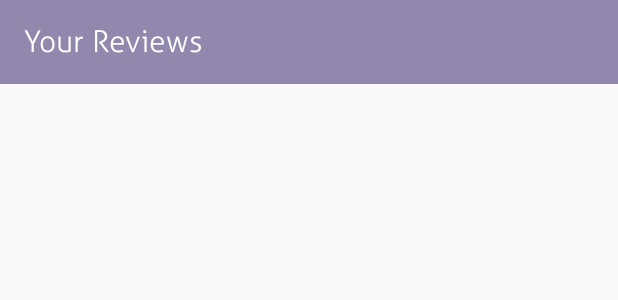
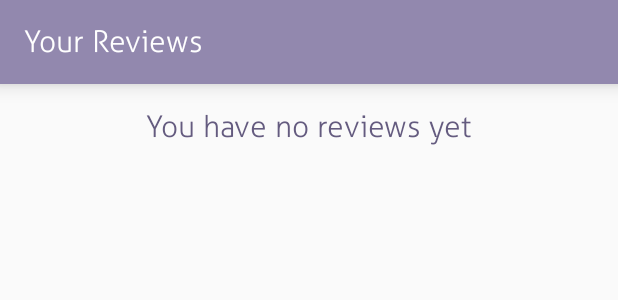
Before and after one commit to AndreHaueisen/NewPersonalApp, an Android app: the layout activity_personal_reviews.xml on its own in the app's theme, with its tools: preview values and no code run, on a phone screen of 412 x 824 dp. Shown: the top 300 px of the screen. Run offline under Robolectric (Android 15) with nearby library versions, the light colour scheme and no system bars.

Commit message:
first final version for udacity review fix: login for first time bug removed: TODOS

```diff
--- a/app/src/main/java/com/andrehaueisen/fitx/PersonalApplication.java
+++ b/app/src/main/java/com/andrehaueisen/fitx/PersonalApplication.java
@@ -6,7 +6,6 @@ import com.google.firebase.database.Logger;
 /**
  * Created by andre on 12/6/2016.
  */
-//TODO uncoment this class and update manifest when multidex is no longer needed
 public class PersonalApplication extends android.app.Application {
 
     @Override
@@ -16,9 +15,4 @@ public class PersonalApplication extends android.app.Application {
         FirebaseDatabase.getInstance().setLogLevel(Logger.Level.DEBUG);
     }
 
-   /* @Override
-    protected void attachBaseContext(Context base) {
-        super.attachBaseContext(this);
-        MultiDex.install(this);
-    } */
 }
--- a/app/src/main/java/com/andrehaueisen/fitx/client/ConfirmedClientClassesFragment.java
+++ b/app/src/main/java/com/andrehaueisen/fitx/client/ConfirmedClientClassesFragment.java
@@ -120,7 +120,6 @@ public class ConfirmedClientClassesFragment extends Fragment implements ClientCl
 
             if (clientFitClass != null) {
                 if (Utils.isClassOnThePast(clientFitClass)) {
-                    //TODO do some work on badges
                     createClassReceipt(clientFitClass);
 
                 } else {
--- a/app/src/main/java/com/andrehaueisen/fitx/client/ToBeConfirmedClientClassesFragment.java
+++ b/app/src/main/java/com/andrehaueisen/fitx/client/ToBeConfirmedClientClassesFragment.java
@@ -124,7 +124,7 @@ public class ToBeConfirmedClientClassesFragment extends Fragment implements Clie
 
             if(clientFitClass != null) {
                 if (Utils.isClassOnThePast(clientFitClass)) {
-                    //TODO do some work on badges
+
                     createClassReceipt(clientFitClass);
 
                 } else {
--- a/app/src/main/java/com/andrehaueisen/fitx/client/drawer/ClientProfileActivity.java
+++ b/app/src/main/java/com/andrehaueisen/fitx/client/drawer/ClientProfileActivity.java
@@ -137,7 +137,6 @@ public class ClientProfileActivity extends AppCompatActivity implements GoogleAp
                         startActivity(mapIntent);
 
                     } else {
-                        //TODO review hard string
                         Utils.generateInfoToast(ClientProfileActivity.this, getString(R.string.no_map_app_detected)).show();
                     }
                 }
--- a/app/src/main/java/com/andrehaueisen/fitx/client/firebase/FirebaseFilter.java
+++ b/app/src/main/java/com/andrehaueisen/fitx/client/firebase/FirebaseFilter.java
@@ -135,7 +135,6 @@ public class FirebaseFilter {
         });
     }
 
-    //TODO REFACTOR DATABASE
     public void filterBySpecialty(final String mainObjective, final ArrayList<String> placeFilteredPersonalKeys){
 
         final DatabaseReference database = FirebaseDatabase.getInstance().getReference();
--- a/app/src/main/java/com/andrehaueisen/fitx/client/search/PersonalSearchFragment.kt
+++ b/app/src/main/java/com/andrehaueisen/fitx/client/search/PersonalSearchFragment.kt
@@ -369,7 +369,6 @@ class PersonalSearchFragment : Fragment(), FirebaseProfileImageCatcher.FirebaseO
         Collections.sort(mUnitedEndTimeCodesForSpecificDay)
     }
 
-    //TODO make multiple results possible
     private fun filterResults(query: String, dataSnapshot: DataSnapshot): PersonalTrainer? {
 
         val personals = dataSnapshot.children.map { it.getValue(PersonalTrainer::class.java) }
--- a/app/src/main/java/com/andrehaueisen/fitx/models/Client.java
+++ b/app/src/main/java/com/andrehaueisen/fitx/models/Client.java
@@ -6,8 +6,6 @@ import android.os.Parcelable;
 /**
  * Created by andre on 9/7/2016.
  */
-//TODO check about how to implement payment
-//TODO check about saving and retrieving user images
 public class Client implements Parcelable {
 
     private String mName;
--- a/app/src/main/java/com/andrehaueisen/fitx/models/PersonalTrainer.java
+++ b/app/src/main/java/com/andrehaueisen/fitx/models/PersonalTrainer.java
@@ -6,7 +6,6 @@ import android.os.Parcelable;
 /**
  * Created by andre on 9/7/2016.
  */
-//TODO see about payment
 public class PersonalTrainer implements Parcelable {
 
     private String mName;
--- a/app/src/main/java/com/andrehaueisen/fitx/personal/PersonalActivity.java
+++ b/app/src/main/java/com/andrehaueisen/fitx/personal/PersonalActivity.java
@@ -245,7 +245,6 @@ public class PersonalActivity extends AppCompatActivity {
             }
         });
 
-        //TODO review ActionBarDrawerToggle last 2 arguments
         mBarDrawerToggle = new ActionBarDrawerToggle(this, mDrawer, R.string.open_drawer, R.string.close_drawer);
         mDrawer.addDrawerListener(mBarDrawerToggle);
 
--- a/app/src/main/java/com/andrehaueisen/fitx/personal/ToBeConfirmedClassesFragment.java
+++ b/app/src/main/java/com/andrehaueisen/fitx/personal/ToBeConfirmedClassesFragment.java
@@ -117,14 +117,12 @@ public class ToBeConfirmedClassesFragment extends Fragment implements ChildEvent
         if (getActivity() != null && !personalFitClass.isConfirmed()) {
             mWaitingConfirmationPersonalFitClasses.add(personalFitClass);
             mImageCatcher.getClientProfilePicture(getActivity(), personalFitClass.getClientKey(), mWaitingConfirmationPersonalFitClasses.size() - 1);
-            //mAdapter.notifyItemInserted(mWaitingConfirmationPersonalFitClasses.size());
         }
     }
 
     @Override
     public void onChildChanged(DataSnapshot dataSnapshot, String s) {
 
-        //TODO check
         PersonalFitClass personalFitClass = dataSnapshot.getValue(PersonalFitClass.class);
 
         if (getActivity() != null && !personalFitClass.isConfirmed()) {
--- a/app/src/main/java/com/andrehaueisen/fitx/personal/adapters/AgendaAdapter.java
+++ b/app/src/main/java/com/andrehaueisen/fitx/personal/adapters/AgendaAdapter.java
@@ -117,18 +117,13 @@ public class AgendaAdapter extends RecyclerView.Adapter<AgendaAdapter.AgendaView
 
     private void configureBarColors(boolean hasConflict, RangeBar rangeBar, ImageView removeBarButton){
 
-        //TODO check if there is solution for pin disappearing
         Resources colorResources = mContext.getResources();
         if(hasConflict){
-         //   rangeBar.setPinColor(colorResources.getColor(R.color.red));
             rangeBar.setBarColor(colorResources.getColor(R.color.dark_red));
-           // rangeBar.setSelectorColor(colorResources.getColor(R.color.dark_red));
             rangeBar.setTickColor(colorResources.getColor(R.color.red));
 
         }else{
-         //   rangeBar.setPinColor(colorResources.getColor(R.color.colorAccent));
             rangeBar.setBarColor(colorResources.getColor(R.color.colorPrimaryDark));
-         //   rangeBar.setSelectorColor(colorResources.getColor(R.color.colorPrimary));
             rangeBar.setTickColor(colorResources.getColor(R.color.colorPrimary));
         }
     }
--- a/app/src/main/res/layout/activity_personal_reviews.xml
+++ b/app/src/main/res/layout/activity_personal_reviews.xml
@@ -12,19 +12,28 @@
 
         <android.support.v7.widget.Toolbar
             android:id="@+id/personal_reviews_toolbar"
+            android:layout_width="match_parent"
+            android:layout_height="wrap_content"
             android:background="@color/colorPrimary"
-            android:elevation="8dp"
-            android:layout_width="match_parent"
-            android:layout_height="wrap_content">
+            android:elevation="8dp">
 
             <com.andrehaueisen.fitx.utilities.CustomTextView
                 style="@android:style/TextAppearance.Material.Widget.Toolbar.Title"
                 android:layout_width="wrap_content"
                 android:layout_height="wrap_content"
-                android:textColor="@android:color/white"
-                android:text="@string/your_reviews"/>
+                android:text="@string/your_reviews"
+                android:textColor="@android:color/white"/>
 
         </android.support.v7.widget.Toolbar>
+
+        <com.andrehaueisen.fitx.utilities.CustomTextView
+            android:id="@+id/no_reviews_text_view"
+            android:layout_width="wrap_content"
+            android:layout_height="wrap_content"
+            android:layout_gravity="center"
+            android:layout_margin="16dp"
+            android:text="@string/no_reviews_yet"
+            android:textSize="20sp"/>
 
         <android.support.v7.widget.RecyclerView
             android:id="@+id/personal_reviews_recycler_view"
--- a/app/src/main/res/values/strings.xml
+++ b/app/src/main/res/values/strings.xml
@@ -211,9 +211,6 @@
     <string name="i_am_personal">I am a personal trainer</string>
     <string name="title_activity_register_client">RegisterClientActivity</string>
 
-    <!-- TODO: Remove or change this placeholder text -->
-    <string name="hello_blank_fragment">Hello blank fragment</string>
-
     <!-- Client GeneralPersonalSearchFragment strings -->
     <string name="choose_date">Select class date</string>
     <string name="choose_start_time">Start time</string>
```
Also changed, not shown: app/src/main/java/com/andrehaueisen/fitx/client/ReviewPersonalActivity.java (+5 -10 lines), app/src/main/java/com/andrehaueisen/fitx/personal/drawer/PersonalReviewsActivity.java (+23 -19 lines), app/src/main/java/com/andrehaueisen/fitx/personal/firebase/PersonalDatabase.java (+0 -13 lines), app/src/main/java/com/andrehaueisen/fitx/register/RegisterClientOrPersonalActivity.java (+65 -61 lines), app/src/main/java/com/andrehaueisen/fitx/register/SignInActivity.java (+0 -25 lines), app/src/main/java/com/andrehaueisen/fitx/utilities/CustomRecyclerView.java (deleted, +0 -37 lines), app/src/main/res/layout/activity_review_personal.xml (+9 -2 lines).
